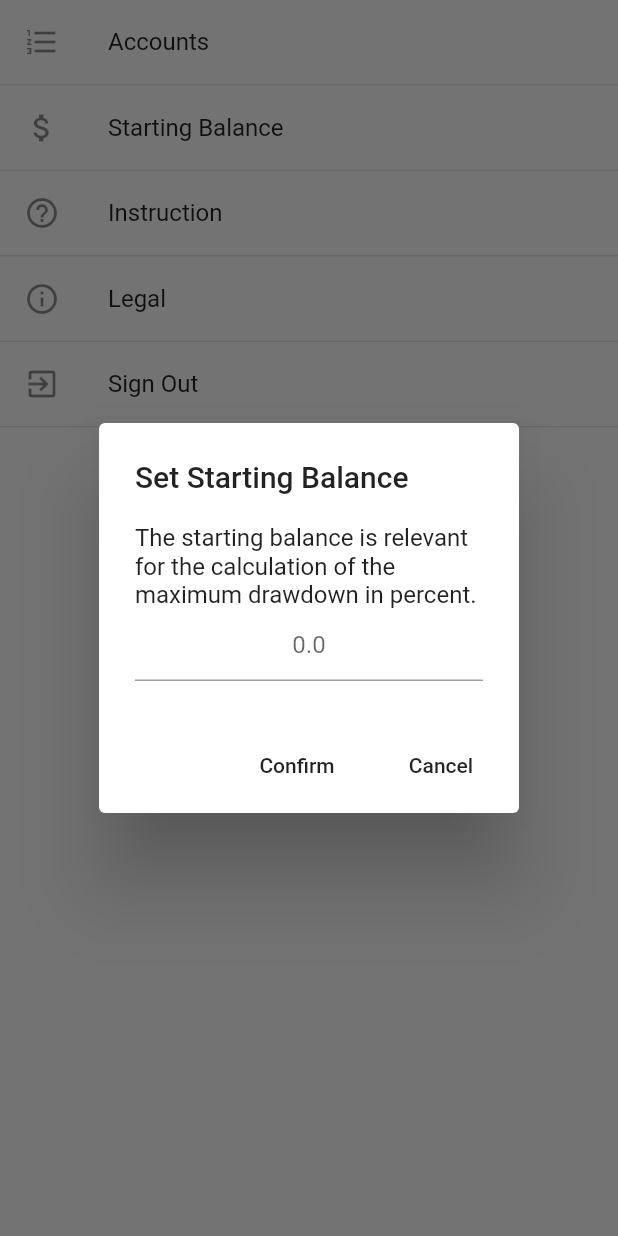
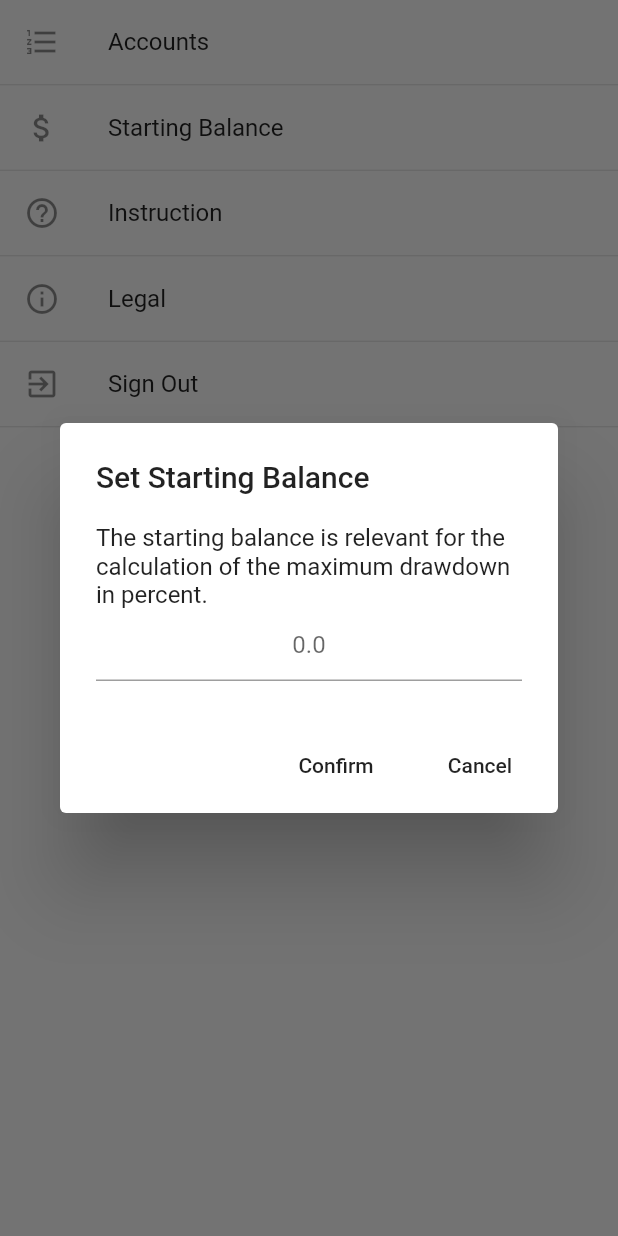
Before and after one commit to VVlESEL/TradeBuddyApp, a Flutter app: the Settings widget shown alone on an empty page, opened directly, after a tap on "Starting Balance", on a phone screen of 412 x 824 dp. Run offline on Flutter 3.47's test engine with Material 2 defaults, Android fonts, the phone set to English and light mode, and no system bars; our stand-ins replace charts_flutter, firebase_auth, firebase_database, google_sign_in, rxdart; missing offline and left inert: firebase_admob; accounts and stored records are empty.

Commit message:
fixed bug with starting balance dialog

```diff
--- a/lib/ui/settings_ui.dart
+++ b/lib/ui/settings_ui.dart
@@ -80,8 +80,8 @@ class _SettingsState extends State<Settings> {
 
     return AlertDialog(
       title: Text("Set Starting Balance"),
-      content: ListView(
-        shrinkWrap: true,
+      content: Column(
+        mainAxisSize: MainAxisSize.min,
         children: <Widget>[
           Text(
               "The starting balance is relevant for the calculation of the maximum drawdown in percent."),
@@ -89,6 +89,7 @@ class _SettingsState extends State<Settings> {
             key: _formKey,
             child: TextFormField(
               textAlign: TextAlign.center,
+              maxLines: 1,
               controller: _textController,
               validator: (text) {
                 if (!isNumeric(text)) {
```
Also changed, not shown: 3 other files.
